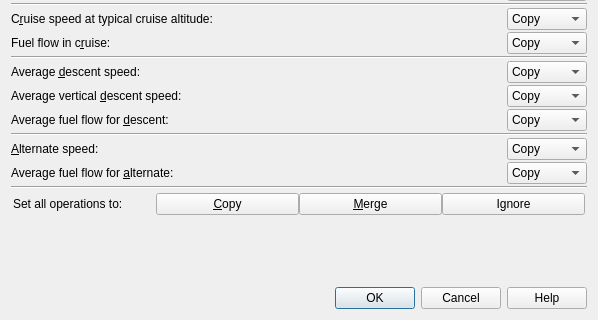
Old version of the form src/perf/perfmergedialog.ui in the repository albar965/littlenavmap; both pictures show x 0 to 598 and y 324 to 644 of the 598 by 644 pixel window.
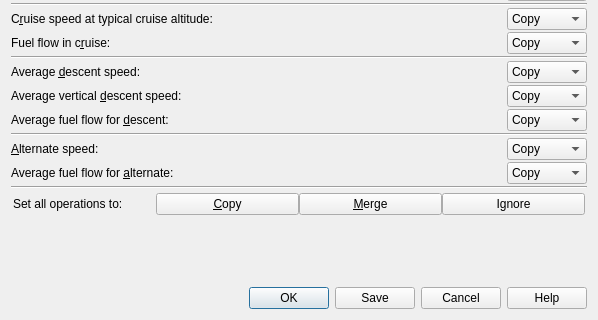
New version of the form. Icons and pictures are not drawn.

Commit message: Added save button to aircraft performance merge and edit dialogs.

```diff
--- a/src/perf/perfmergedialog.ui
+++ b/src/perf/perfmergedialog.ui
@@ -185,7 +185,7 @@
       <enum>Qt::Horizontal</enum>
      </property>
      <property name="standardButtons">
-      <set>QDialogButtonBox::Cancel|QDialogButtonBox::Help|QDialogButtonBox::Ok</set>
+      <set>QDialogButtonBox::Cancel|QDialogButtonBox::Help|QDialogButtonBox::Ok|QDialogButtonBox::Save</set>
      </property>
     </widget>
    </item>
```
Left out of the diff: 2 changed lines with no effect on the pictures. The commit also changes 6 other files.
